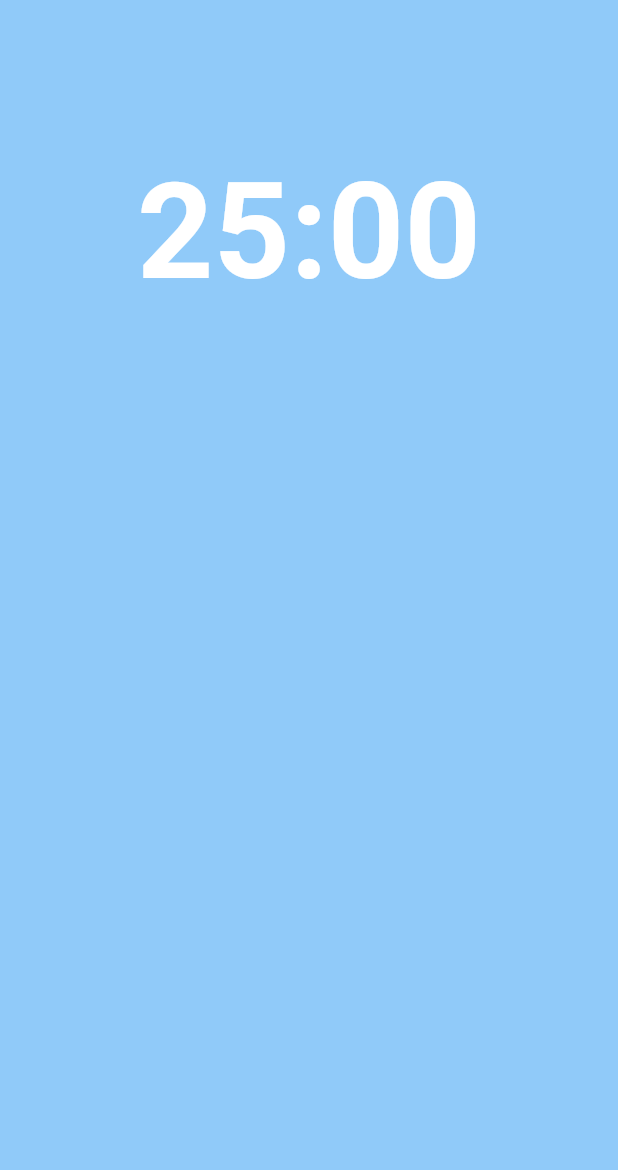
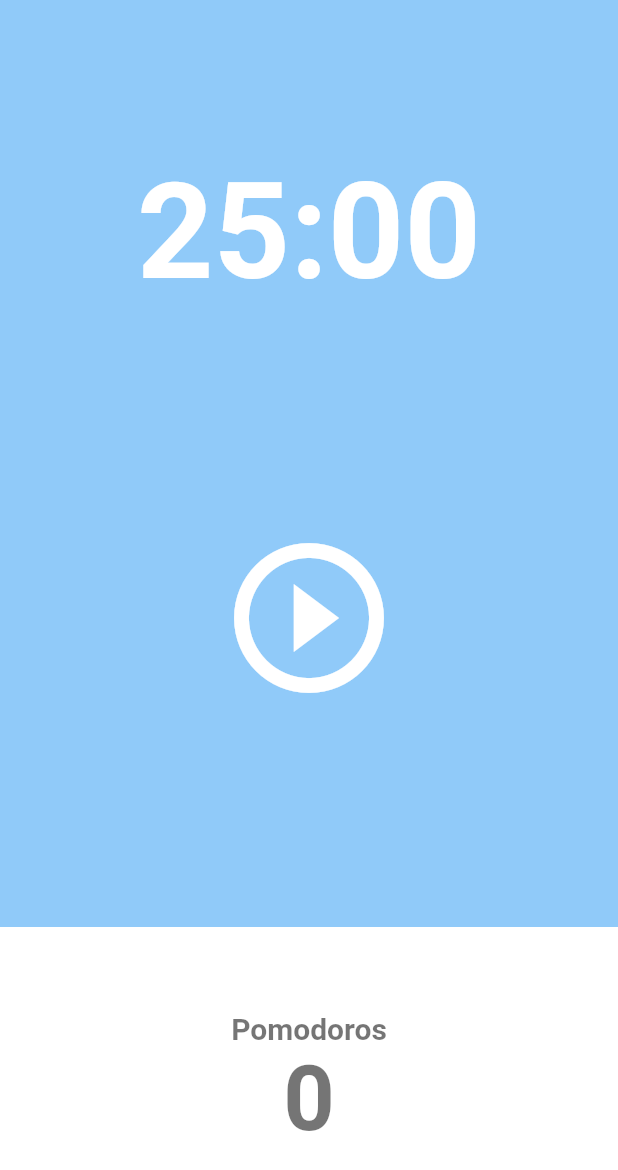
Before and after one commit to yeonwookim1/Flutter, a Flutter app: the HomeScreen screen opened directly, on a phone screen of 412 x 824 dp. Shown: the top 1170 px of the screen. Run offline on Flutter 3.47's test engine with Material 2 defaults, Android fonts, the phone set to English and light mode, and no system bars.

Commit message:
add flexible2

```diff
--- a/study/lib/screens/home_screen.dart
+++ b/study/lib/screens/home_screen.dart
@@ -30,11 +30,53 @@ class _HomeScreenState extends State<HomeScreen> {
           ),
           Flexible(
             flex: 2,
-            child: Container(),
+            child: Center(
+              child: IconButton(
+                iconSize: 120,
+                color: Theme.of(context).cardColor,
+                onPressed: () {},
+                icon: const Icon(Icons.play_circle_outline),
+              ),
+            ),
           ),
           Flexible(
             flex: 1,
-            child: Container(),
+            child: Row(
+              children: [
+                Expanded(
+                  child: Container(
+                      decoration: BoxDecoration(
+                        color: Theme.of(context).cardColor,
+                      ),
+                      child: Column(
+                        mainAxisAlignment: MainAxisAlignment.center,
+                        children: [
+                          Text(
+                            'Pomodoros',
+                            style: TextStyle(
+                                fontSize: 20,
+                                fontWeight: FontWeight.w600,
+                                color: Theme.of(context)
+                                    .textTheme
+                                    .headline1!
+                                    .color,
+                            ),
+                          ),
+                          Text(
+                            '0',
+                            style: TextStyle(
+                            fontSize: 60,
+                            fontWeight: FontWeight.w600,
+                            color: Theme.of(context)
+                                .textTheme
+                                .headline1!
+                                .color,
+                          ),),
+                        ],
+                      )),
+                ),
+              ],
+            ),
           ),
         ],
       ),
```
Also changed, not shown: 1 other file.
